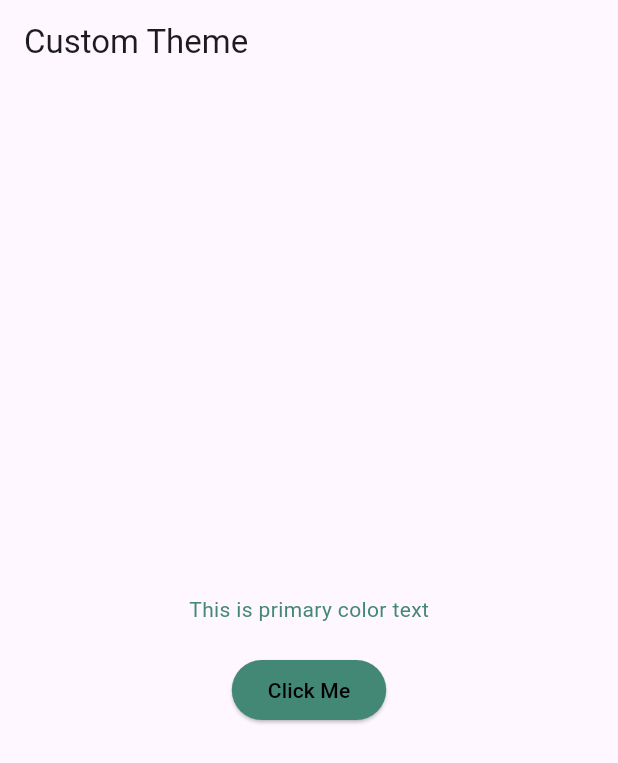
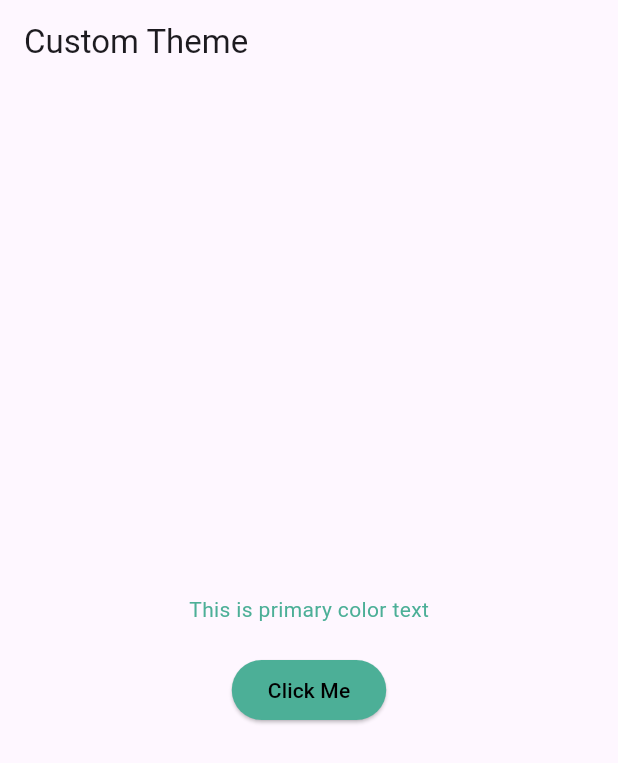
Before and after one commit to ystt1/SE356_chat_app_mobile, a Flutter app: the screen it shows after launch, on a phone screen of 412 x 824 dp. Shown: the top 763 px of the screen. Run offline on Flutter 3.47's test engine with Material 3 defaults, Android fonts, the phone set to English and light mode, and no system bars.

Commit message:
update setup

```diff
--- a/lib/common/constants/colors.dart
+++ b/lib/common/constants/colors.dart
@@ -1,8 +1,14 @@
 import 'dart:ui';
 
+import 'package:flutter/material.dart';
+
 class AppColors{
-  static const Color primaryColor=Color(0xff438875);
-  static const Color secondaryColor=Color(0xff99F2C8);
-  static const Color backgroundColor=Color(0xff121212);
-  static const Color secondBackgroundColor=Color(0xffFFFFFF);
+  static const Color primaryColor = Color(0xFF4CAF97); // Màu xanh lá cho các nút
+  static const Color primaryTextColor = Colors.white;
+  static const Color backgroundColor = Colors.black;
+  static const Color secondaryTextColor = Color(0xFF4CAF97); // Màu xanh lá cho văn bản
+  static const Color accentColor = Color(0xFFFFD700); // Màu vàng cho các điểm nhấn
+  static const Color inputBackgroundColor = Colors.white;
+  static const Color inputTextColor = Colors.black;
+  static const Color placeholderColor = Colors.grey;
 }
--- a/pubspec.yaml
+++ b/pubspec.yaml
@@ -35,7 +35,11 @@ dependencies:
   # The following adds the Cupertino Icons font to your application.
   # Use with the CupertinoIcons class for iOS style icons.
   cupertino_icons: ^1.0.8
-
+  flutter_bloc: ^8.1.6
+  shared_preferences: ^2.3.3
+  dartz: ^0.10.1
+  get_it: ^8.0.2
+  http: ^1.2.2
 dev_dependencies:
   flutter_test:
     sdk: flutter
```
Also changed, not shown: lib/features/auth/presentation/pages/login_screen.dart (added, +10 -0 lines), pubspec.lock, 2 other files.
